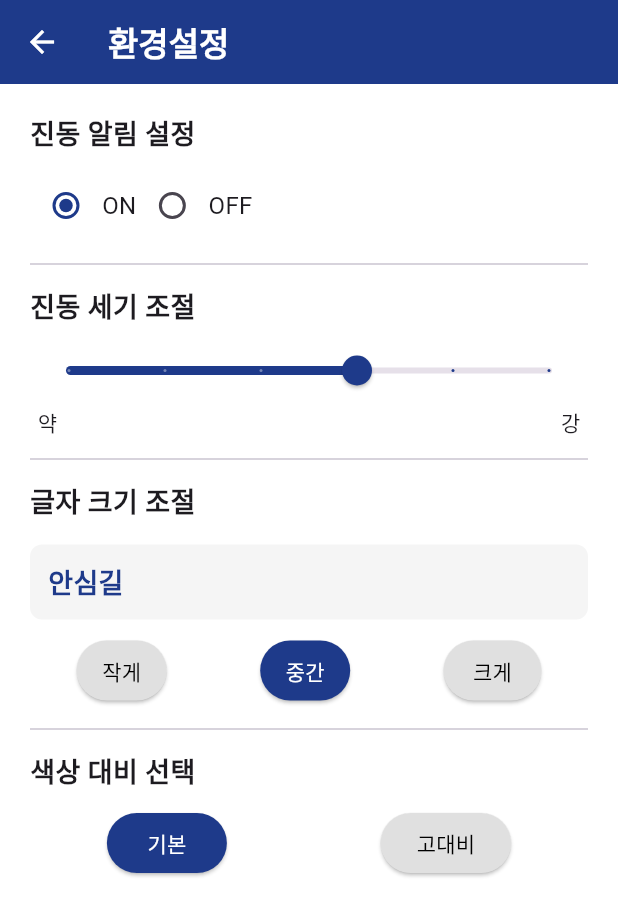
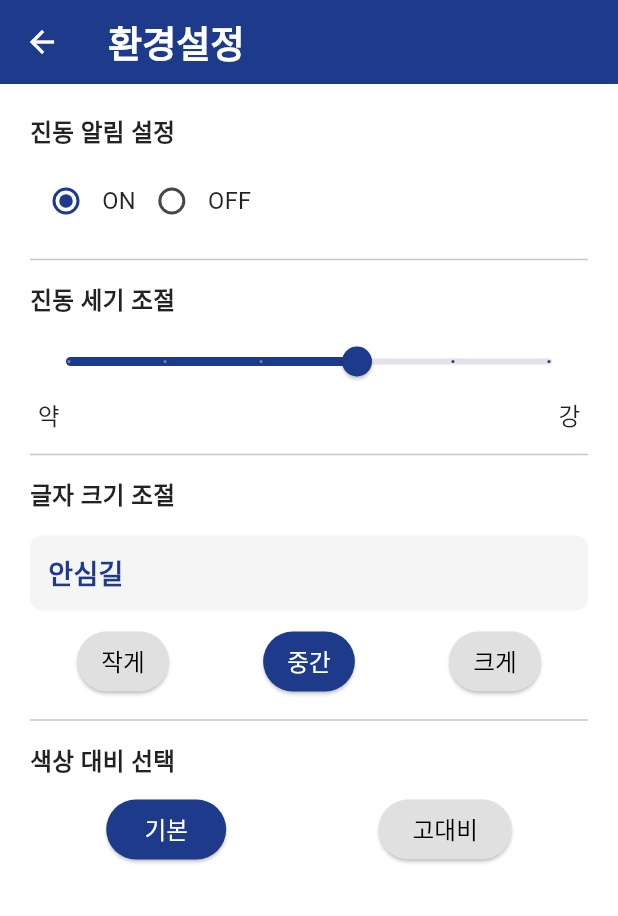
Before and after one commit to hjhjhj-97/Ansimgil_app, a Flutter app: the SettingsScreen screen opened by its route, on a phone screen of 412 x 824 dp. Shown: the top 916 px of the screen. Run offline on Flutter 3.47's test engine with Material 3 defaults, Android fonts, the phone set to English and light mode, and no system bars; our stand-ins replace go_router; Roboto replaces fonts that are missing (Pretendard).

Commit message:
글자크기변경적용

```diff
--- a/lib/main.dart
+++ b/lib/main.dart
@@ -72,7 +72,7 @@ class AnsimGilApp extends StatelessWidget {
 
   @override
   Widget build(BuildContext context) {
-    final themeManager = Provider.of<ThemeManager>(context);
+    final themeManager = context.watch<ThemeManager>();
     return MaterialApp.router(
       routerConfig: _router,
       title: '안심길',
--- a/lib/screen/emergencyContanctsScreen.dart
+++ b/lib/screen/emergencyContanctsScreen.dart
@@ -31,12 +31,12 @@ class EmergencyContactsScreen extends StatelessWidget {
             const SizedBox(height: 20),
             Text(
               '여기에 비상 연락처 목록 및 추가 기능이 표시됩니다.',
-              style: TextStyle(fontSize: 18, color: textColor.withOpacity(0.8)),
+              style: TextStyle(color: textColor.withOpacity(0.8)),
             ),
             const SizedBox(height: 10),
             Text(
               '최대 3개의 보호자 연락처를 등록할 수 있습니다.',
-              style: TextStyle(fontSize: 14, color: hintColor),
+              style: TextStyle(color: hintColor),
             ),
           ],
         ),
--- a/lib/screen/favoriteScreen.dart
+++ b/lib/screen/favoriteScreen.dart
@@ -25,13 +25,12 @@ class FavoritesScreen extends StatelessWidget {
   Widget build(BuildContext context) {
     final Color currentPrimaryColor = Theme.of(context).primaryColor;
     final TextStyle listTitleStyle = Theme.of(context).textTheme.titleMedium!.copyWith(
-      fontSize: 18,
       fontWeight: FontWeight.bold,
       color: currentPrimaryColor,
     );
     return Scaffold(
       appBar: AppBar(
-        title: const Text('즐겨찾기',style: TextStyle(fontWeight: FontWeight.bold),),
+        title: Text('즐겨찾기',style: TextStyle(fontWeight: FontWeight.bold),),
         leading: IconButton(
           icon: const Icon(Icons.arrow_back,),
           onPressed: () => context.go('/home'),
--- a/lib/screen/recentHistoryScreen.dart
+++ b/lib/screen/recentHistoryScreen.dart
@@ -25,7 +25,6 @@ class RecentHistoryScreen extends StatelessWidget {
 
   // 날짜/시간 포맷팅을 위한 간단한 함수
   String _formatDate(DateTime date) {
-    // Dart의 padLeft를 사용하여 0을 채웁니다.
     return '${date.month}/${date.day} ${date.hour.toString().padLeft(2, '0')}:${date.minute.toString().padLeft(2, '0')}';
   }
 
@@ -34,7 +33,7 @@ class RecentHistoryScreen extends StatelessWidget {
     final Color currentPrimaryColor = Theme.of(context).primaryColor;
     return Scaffold(
       appBar: AppBar(
-        title: const Text('최근 검색기록',style: TextStyle(fontWeight: FontWeight.bold),), // 화면 설계서 제목
+        title: Text('최근 검색기록',style: TextStyle(fontWeight: FontWeight.bold),), // 화면 설계서 제목
         leading: IconButton(
           icon: const Icon(Icons.arrow_back,),
           onPressed: () => context.go('/home'),
@@ -57,7 +56,6 @@ class RecentHistoryScreen extends StatelessWidget {
               title: Text(
                 route.route,
                 style: TextStyle(
-                  fontSize: 18,
                   fontWeight: FontWeight.bold,
                   color: currentPrimaryColor,
                 ),
--- a/lib/screen/settingScreen.dart
+++ b/lib/screen/settingScreen.dart
@@ -13,57 +13,35 @@ class SettingsScreen extends StatefulWidget {
 class _SettingsScreenState extends State<SettingsScreen> {
   bool _isVibrationOn = true;
   double _vibrationIntensity = 0.5;
-  String _fontSize = '중간';
-  String _colorContrast = '기본';
 
   final List<String> _fontSizeOptions = ['작게', '중간', '크게'];
   final List<String> _contrastOptions = ['기본', '고대비'];
 
-  final Map<String, double> _fontSizeMap = {
-    '작게': 14.0,
-    '중간': 18.0,
-    '크게': 22.0,
-  };
-
-  @override
-  void initState() {
-    super.initState();
-    final themeManager = Provider.of<ThemeManager>(context, listen: false);
-    _colorContrast = themeManager.isHighContrast ? '고대비' : '기본';
-  }
-
-  double _getFontSizeValue() {
-    return _fontSizeMap[_fontSize] ?? 18.0;
-  }
-
-  ButtonStyle _getButtonSizeStyle(BuildContext context, String option) {
+  ButtonStyle _getButtonSizeStyle(BuildContext context, String option, String currentFontSize) {
     final Color primaryColor = Theme.of(context).primaryColor;
-    double currentSize = _fontSizeMap[option] ?? 18.0;
-    double paddingFactor = (currentSize / 18.0);
-
     return ElevatedButton.styleFrom(
-      backgroundColor: _fontSize == option ? primaryColor : Colors.grey[300],
-      foregroundColor: _fontSize == option ? Colors.white : Colors.black,
-      padding: EdgeInsets.symmetric(
-        vertical: 8.0 * paddingFactor,
-        horizontal: 16.0 * paddingFactor,
-      ),
+      backgroundColor: currentFontSize == option ? primaryColor : Colors.grey[300],
+      foregroundColor: currentFontSize == option ? Colors.white : Colors.black,
+      padding: const EdgeInsets.symmetric(vertical: 8.0, horizontal: 16.0),
       minimumSize: const Size(60, 40),
     );
   }
 
-  ButtonStyle _getContrastStyle(BuildContext context, String option) {
+  ButtonStyle _getContrastStyle(BuildContext context, String option, String currentContrast) {
     final Color primaryColor = Theme.of(context).primaryColor;
     return ElevatedButton.styleFrom(
-      backgroundColor: _colorContrast == option ? primaryColor : Colors.grey[300],
-      foregroundColor: _colorContrast == option ? Colors.white : Colors.black,
+      backgroundColor: currentContrast == option ? primaryColor : Colors.grey[300],
+      foregroundColor: currentContrast == option ? Colors.white : Colors.black,
       minimumSize: const Size(80, 40),
     );
   }
 
   @override
   Widget build(BuildContext context) {
+    final themeManager = context.watch<ThemeManager>();
     final Color currentPrimaryColor = Theme.of(context).primaryColor;
+    final String currentFontSize = themeManager.fontSize;
+    final String currentColorContrast = themeManager.isHighContrast ? '고대비' : '기본';
     return Scaffold(
       appBar: AppBar(
         title: Text('환경설정', style: TextStyle(fontWeight: FontWeight.bold),),
@@ -75,7 +53,7 @@ class _SettingsScreenState extends State<SettingsScreen> {
       body: ListView(
         padding: const EdgeInsets.all(20.0),
         children: <Widget>[
-          Text('진동 알림 설정', style: TextStyle(fontSize: 18, fontWeight: FontWeight.bold)),
+          Text('진동 알림 설정', style: TextStyle(fontWeight: FontWeight.bold)),
           const SizedBox(height: 10),
           Row(
             children: [
@@ -87,7 +65,7 @@ class _SettingsScreenState extends State<SettingsScreen> {
                 },
                 activeColor: currentPrimaryColor,
               ),
-              const Text('ON', style: TextStyle(fontSize: 16)),
+              Text('ON',),
               Radio<bool>(
                 value: false,
                 groupValue: _isVibrationOn,
@@ -96,13 +74,12 @@ class _SettingsScreenState extends State<SettingsScreen> {
                 },
                 activeColor: currentPrimaryColor,
               ),
-              const Text('OFF', style: TextStyle(fontSize: 16)),
+              Text('OFF',),
             ],
           ),
-
           const Divider(height: 30),
 
-          Text('진동 세기 조절', style: TextStyle(fontSize: 18, fontWeight: FontWeight.bold,)),
+          Text('진동 세기 조절', style: TextStyle(fontWeight: FontWeight.bold,)),
           const SizedBox(height: 5),
           Slider(
             value: _vibrationIntensity,
@@ -121,18 +98,15 @@ class _SettingsScreenState extends State<SettingsScreen> {
             padding: const EdgeInsets.symmetric(horizontal: 5.0),
             child: Row(
               mainAxisAlignment: MainAxisAlignment.spaceBetween,
-              children: const [
-                Text('약', style: TextStyle(fontSize: 14)),
-                Text('강', style: TextStyle(fontSize: 14)),
+              children:[
+                Text('약', ),
+                Text('강', ),
               ],
             ),
           ),
-
           const Divider(height: 30),
-
-          Text('글자 크기 조절', style: TextStyle(fontSize: 18, fontWeight: FontWeight.bold,)),
+          Text('글자 크기 조절', style: TextStyle(fontWeight: FontWeight.bold)),
           const SizedBox(height: 15),
-
           Container(
             padding: const EdgeInsets.all(12.0),
             decoration: BoxDecoration(
@@ -142,40 +116,38 @@ class _SettingsScreenState extends State<SettingsScreen> {
             child: Text(
               '안심길',
               style: TextStyle(
-                fontSize: _getFontSizeValue(),
+                fontSize: themeManager.fontSizeValue,
                 fontWeight: FontWeight.bold,
                 color: currentPrimaryColor,
               ),
             ),
           ),
-
           const SizedBox(height: 10),
-
           Row(
             mainAxisAlignment: MainAxisAlignment.spaceAround,
             children: _fontSizeOptions.map((option) {
               return ElevatedButton(
-                onPressed: () => setState(() => _fontSize = option),
-                style: _getButtonSizeStyle(context,option),
+                onPressed: () {
+                  context.read<ThemeManager>().setFontSize(option);
+                },
+                style: _getButtonSizeStyle(context, option, currentFontSize),
                 child: Text(option),
               );
             }).toList(),
           ),
-
           const Divider(height: 30),
 
-          Text('색상 대비 선택', style: TextStyle(fontSize: 18, fontWeight: FontWeight.bold,)),
+          Text('색상 대비 선택', style: TextStyle(fontWeight: FontWeight.bold)),
           const SizedBox(height: 10),
           Row(
             mainAxisAlignment: MainAxisAlignment.spaceAround,
             children: _contrastOptions.map((option) {
               return ElevatedButton(
                 onPressed: () {
-                  setState(() => _colorContrast = option);
                   final bool enableContrast = (option == '고대비');
-                  Provider.of<ThemeManager>(context, listen: false).setIsHighContrast(enableContrast);
+                  context.read<ThemeManager>().setIsHighContrast(enableContrast);
                 },
-                style: _getContrastStyle(context,option),
+                style: _getContrastStyle(context, option, currentColorContrast),
                 child: Text(option),
               );
             }).toList(),
--- a/lib/utils/theme_manager.dart
+++ b/lib/utils/theme_manager.dart
@@ -1,13 +1,20 @@
 import 'package:flutter/material.dart';
 import 'package:flutter/foundation.dart';
 
-// 🌟 안심길 앱의 기본 색상 🌟
+
 const Color darkBlue = Color(0xFF1E3A8A);
 const Color lightBackground = Colors.white;
 
-// 🌟 1. 기본 테마 🌟
+final TextTheme _baseTextTheme = Typography.englishLike2021.apply(
+  fontFamily: 'Pretendard',
+);
+
 final ThemeData defaultTheme = ThemeData(
   primaryColor: darkBlue,
+  textTheme: _baseTextTheme.apply(
+    displayColor: darkBlue,
+    bodyColor: Colors.black87,
+  ),
   appBarTheme: const AppBarTheme(
     backgroundColor: darkBlue,
     foregroundColor: Colors.white,
@@ -26,19 +33,17 @@ final ThemeData defaultTheme = ThemeData(
   ),
 );
 
-// 🌟 2. 고대비 테마 🌟
 final ThemeData highContrastTheme = ThemeData(
   primaryColor: Colors.yellow,
+  textTheme: _baseTextTheme.apply(
+    displayColor: Colors.white,
+    bodyColor: Colors.white,
+  ),
   appBarTheme: const AppBarTheme(
     backgroundColor: Colors.black,
     foregroundColor: Colors.yellow,
   ),
   scaffoldBackgroundColor: Colors.black,
-  textTheme: const TextTheme(
-    bodyLarge: TextStyle(color: Colors.white),
-    bodyMedium: TextStyle(color: Colors.white),
-    titleMedium: TextStyle(color: Colors.white),
-  ),
   bottomNavigationBarTheme: const BottomNavigationBarThemeData(
     backgroundColor: Colors.black,
     selectedItemColor: Colors.yellowAccent,
@@ -53,15 +58,40 @@ final ThemeData highContrastTheme = ThemeData(
   ),
 );
 
-
 class ThemeManager with ChangeNotifier {
   bool _isHighContrast = false;
+  String _fontSize = '중간';
+
+  static const Map<String, double> _fontSizeMap = {
+    '작게': 14.0,
+    '중간': 18.0,
+    '크게': 22.0,
+  };
+
   bool get isHighContrast => _isHighContrast;
-  ThemeData get currentTheme => _isHighContrast ? highContrastTheme : defaultTheme;
+  String get fontSize => _fontSize;
+  double get fontSizeValue => _fontSizeMap[_fontSize] ?? 18.0;
+
+  ThemeData get currentTheme {
+    final ThemeData baseTheme = _isHighContrast ? highContrastTheme : defaultTheme;
+    return baseTheme.copyWith(
+      textTheme: baseTheme.textTheme.apply(
+        fontSizeFactor: fontSizeValue / 16.0,
+      ),
+    );
+  }
+
   void setIsHighContrast(bool value) {
     if (_isHighContrast != value) {
       _isHighContrast = value;
       notifyListeners();
     }
   }
+
+  void setFontSize(String newSize) {
+    if (_fontSizeMap.containsKey(newSize) && _fontSize != newSize) {
+      _fontSize = newSize;
+      notifyListeners();
+    }
+  }
 }
--- a/pubspec.yaml
+++ b/pubspec.yaml
@@ -36,6 +36,7 @@ dependencies:
   cupertino_icons: ^1.0.8
   go_router: ^16.2.4
   provider: ^6.1.5+1
+  shared_preferences: ^2.5.3
 
 dev_dependencies:
   flutter_test:
```
Also changed, not shown: lib/screen/guidanceStartScreen.dart (+5 -5 lines), lib/screen/homeScreen.dart (+4 -8 lines), lib/screen/routeDetailScreen.dart (+7 -9 lines), pubspec.lock, 7 other files.
